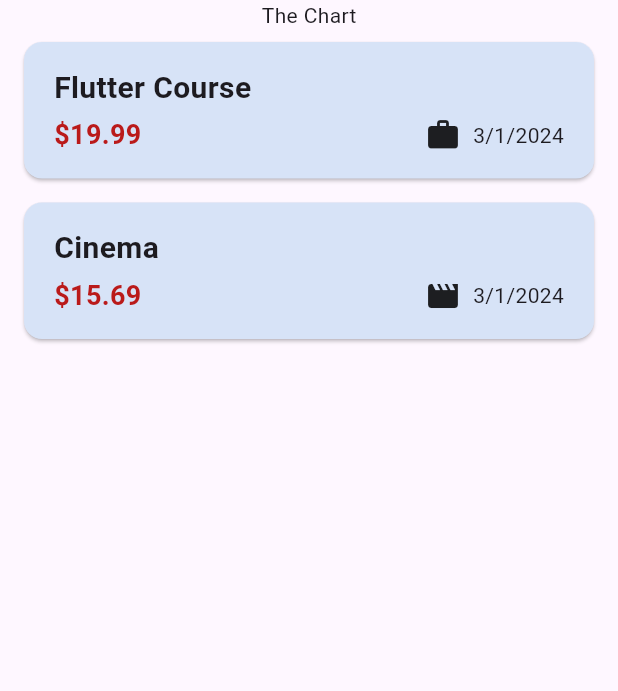
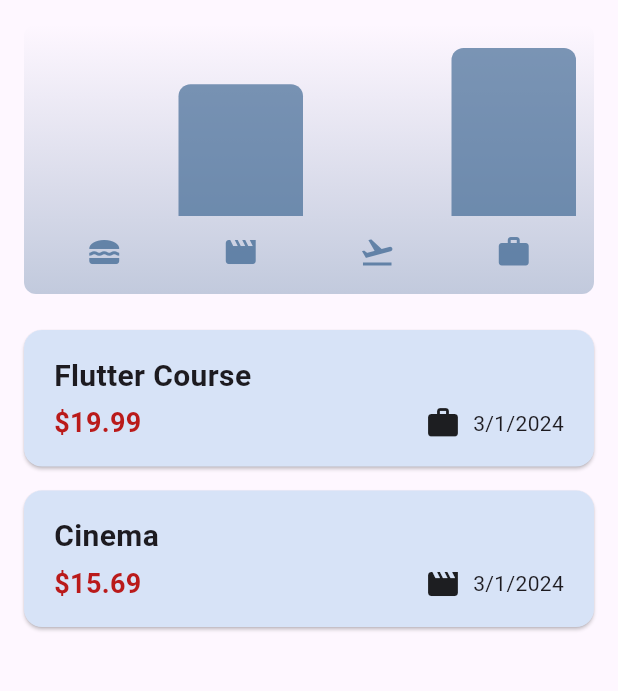
Before and after one commit to alejopadido/flutter-apps, a Flutter app: the screen it shows after launch, on a phone screen of 412 x 824 dp, the part 84-775 px from its top. Run offline on Flutter 3.47's test engine with Material 3 defaults, Android fonts, the phone set to English and light mode, and no system bars; our stand-ins replace google_fonts.

Commit message:
Expense App Finished

```diff
--- a/expense_tracker/lib/widgets/expenses.dart
+++ b/expense_tracker/lib/widgets/expenses.dart
@@ -2,6 +2,7 @@ import 'package:expense_tracker/widgets/expenses_list/expenses_list.dart';
 import 'package:expense_tracker/widgets/new_expense.dart';
 import 'package:flutter/material.dart';
 import 'package:expense_tracker/models/expense.dart';
+import 'package:expense_tracker/widgets/chart/chart.dart';
 
 class Expenses extends StatefulWidget {
   const Expenses({super.key});
@@ -52,8 +53,8 @@ class _ExpensesState extends State<Expenses> {
     ScaffoldMessenger.of(context).clearSnackBars();
     ScaffoldMessenger.of(context).showSnackBar(
       SnackBar(
-        duration: Duration(seconds: 3),
-        content: Text('Expense deleted.'),
+        duration: const Duration(seconds: 3),
+        content: const Text('Expense deleted.'),
         action: SnackBarAction(
             label: 'Undo',
             onPressed: () {
@@ -68,7 +69,10 @@ class _ExpensesState extends State<Expenses> {
   @override
   Widget build(BuildContext context) {
     Widget mainContent = const Center(
-      child: Text('No expenses found. Start adding some!'),
+      child: Text(
+        'No expenses found. Start adding some!',
+        style: TextStyle(fontSize: 18),
+      ),
     );
 
     if (_registeredExpenses.isNotEmpty) {
@@ -97,7 +101,7 @@ class _ExpensesState extends State<Expenses> {
       ),
       body: Column(
         children: [
-          const Text('The Chart'),
+          Chart(expenses: _registeredExpenses),
           Expanded(
             child: mainContent,
           ),
```
Also changed, not shown: expense_tracker/lib/widgets/new_expense.dart (line endings or trailing spaces).
